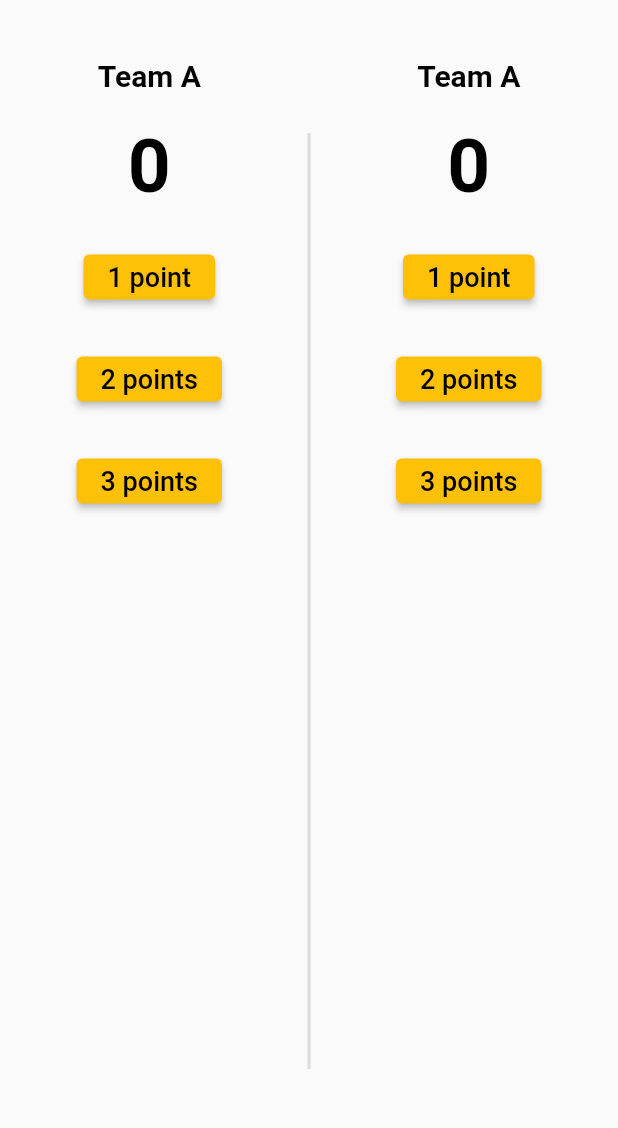
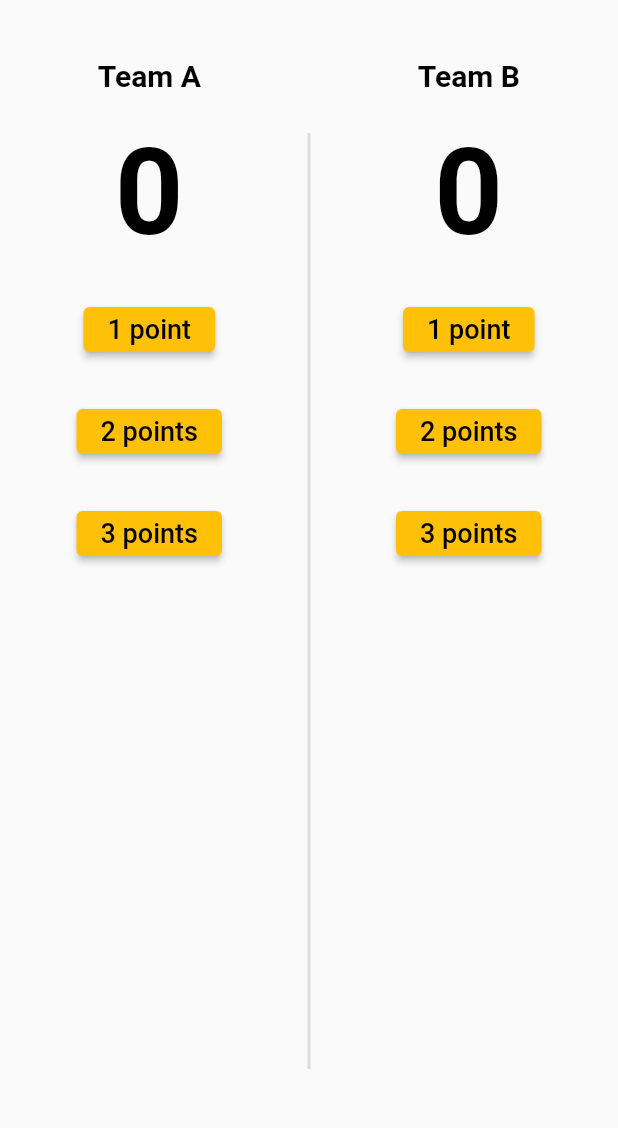
Before and after one commit to AbdulrahmanAlShaweesh/flutter-basket-ball-app, a Flutter app: the screen it shows after launch, on a phone screen of 412 x 824 dp, the part 92-1220 px from its top. Run offline on Flutter 3.47's test engine with Material 2 defaults, Android fonts, the phone set to English and light mode, and no system bars; our stand-ins replace bloc.

```diff
--- a/lib/Screens/home_screen.dart
+++ b/lib/Screens/home_screen.dart
@@ -45,7 +45,7 @@ class HomeScreen extends StatelessWidget {
                   '0',
                   style: TextStyle(
                     color: Colors.black,
-                    fontSize: 50.0,
+                    fontSize: 80.0,
                     fontWeight: FontWeight.bold,
                   ),
                 ),
@@ -117,7 +117,7 @@ class HomeScreen extends StatelessWidget {
               crossAxisAlignment: CrossAxisAlignment.center,
               children: [
                 Text(
-                  'Team A',
+                  'Team B',
                   style: TextStyle(
                     color: Colors.black,
                     fontSize: 20.0,
@@ -131,7 +131,7 @@ class HomeScreen extends StatelessWidget {
                   '0',
                   style: TextStyle(
                     color: Colors.black,
-                    fontSize: 50.0,
+                    fontSize: 80.0,
                     fontWeight: FontWeight.bold,
                   ),
                 ),
--- /dev/null
+++ b/lib/cubit/basket_ball_counter_state.dart
@@ -0,0 +1,6 @@
+part of 'basket_ball_counter_cubit.dart';
+
+@immutable
+abstract class BasketBallCounterState {}
+
+class BasketBallCounterInitial extends BasketBallCounterState {}
--- a/pubspec.yaml
+++ b/pubspec.yaml
@@ -35,6 +35,7 @@ dependencies:
   # The following adds the Cupertino Icons font to your application.
   # Use with the CupertinoIcons class for iOS style icons.
   cupertino_icons: ^1.0.2
+  flutter_bloc: ^8.1.3
 
 dev_dependencies:
   flutter_test:
```
Also changed, not shown: lib/cubit/basket_ball_counter_cubit.dart (added, +8 -0 lines), pubspec.lock.
